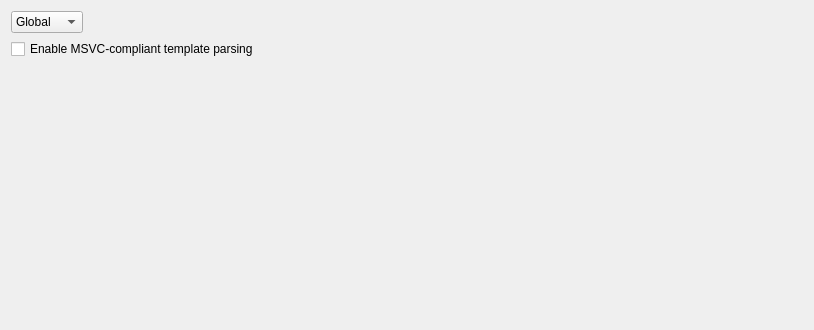
The window that src/plugins/clangcodemodel/clangprojectsettingswidget.ui (qt-creator/qt-creator) describes before a commit, drawn with Qt 5.
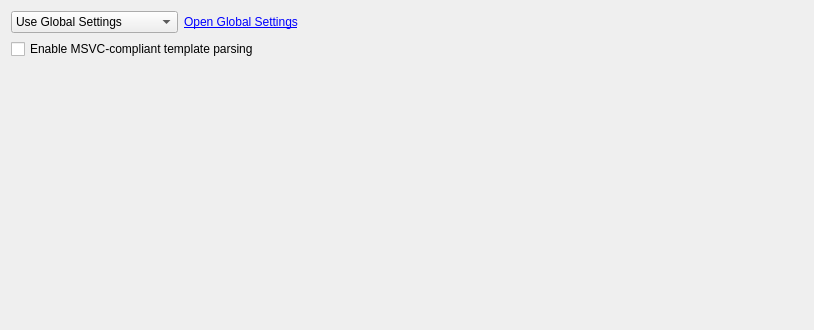
The same window after the commit. Custom widgets are drawn as their Qt base class.

Commit message:
Clang: Polish ClangProjectSettingsWidget
* Add link to global settings
* Use same labels in custom/global combo box as ClangTools

```diff
--- a/src/plugins/clangcodemodel/clangprojectsettingswidget.ui
+++ b/src/plugins/clangcodemodel/clangprojectsettingswidget.ui
@@ -15,6 +15,8 @@
   </property>
   <layout class="QVBoxLayout" name="verticalLayout">
    <item>
+    <layout class="QHBoxLayout" name="horizontalLayout">
+     <item>
     <widget class="QComboBox" name="globalOrCustomComboBox">
      <property name="sizePolicy">
       <sizepolicy hsizetype="Fixed" vsizetype="Fixed">
@@ -24,15 +26,24 @@
      </property>
      <item>
       <property name="text">
-       <string>Global</string>
+         <string>Use Global Settings</string>
       </property>
      </item>
      <item>
       <property name="text">
-       <string>Custom</string>
+         <string>Use Customized Settings</string>
       </property>
      </item>
     </widget>
+     </item>
+     <item>
+      <widget class="QLabel" name="gotoGlobalSettingsLabel">
+       <property name="text">
+        <string>&lt;a href=&quot;target&quot;&gt;Open Global Settings&lt;/a&gt;</string>
+       </property>
+      </widget>
+     </item>
+    </layout>
    </item>
    <item>
     <widget class="QCheckBox" name="delayedTemplateParseCheckBox">
```
Lines whose indentation alone changed are shown as unchanged. The commit also changes 1 other file.
